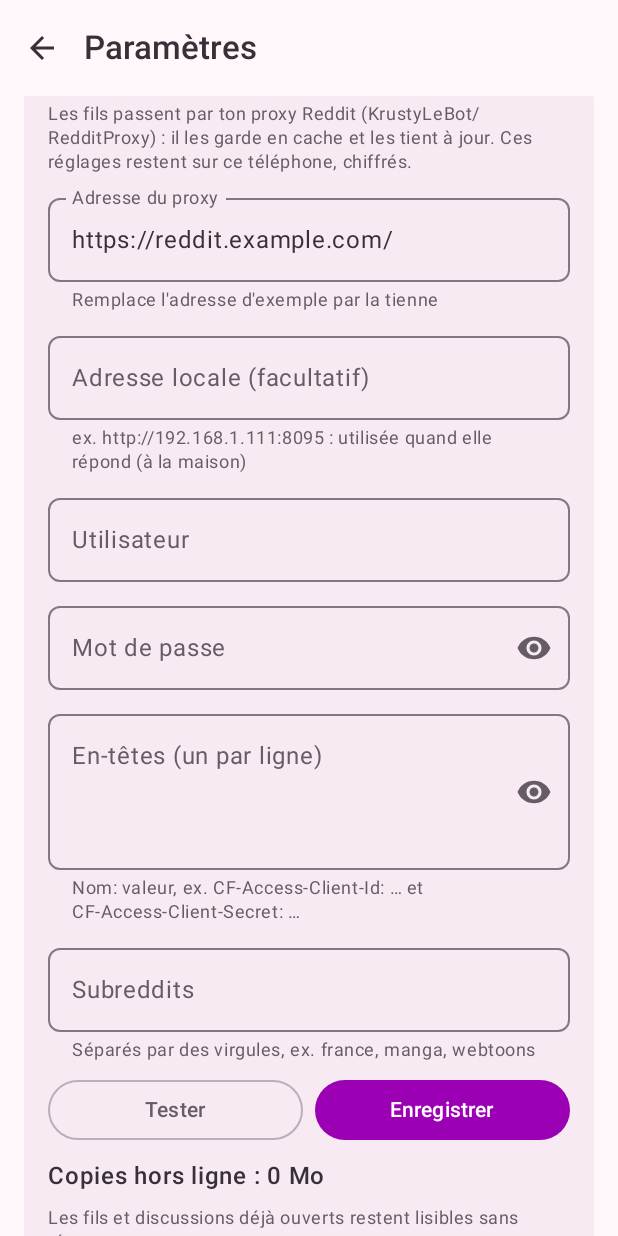
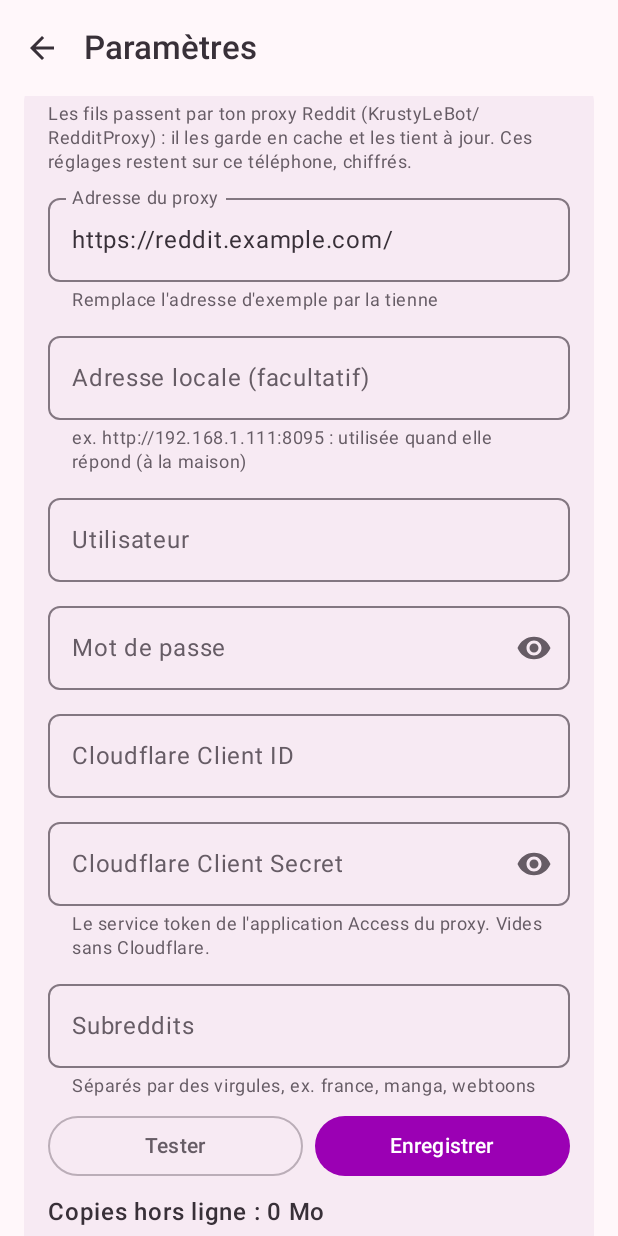
Before and after one commit to KrustyLeBot/Grimoire, an Android app built with Jetpack Compose: the composable SettingsScreen shown on its own in the app's theme, scrolled down 1596 dp, on a phone screen of 412 x 824 dp. Run offline under Robolectric (Android 15) with nearby library versions, the phone set to English and light mode, and no system bars; pictures from the network do not load; 1 statement that could not run was skipped.

Commit message:
Reddit settings: Cloudflare Client ID and Secret fields instead of free headers
Like Synchrotron: no header syntax to type. They are still stored and
sent as the CF-Access-Client-Id / CF-Access-Client-Secret headers.

Co-Authored-By: Claude Opus 5.5 <noreply@anthropic.com>
Claude-Session: https://claude.ai/code/session_01VBfqQxt5s9wj3HLU7zdY62

```diff
--- a/app/src/main/java/app/grimoire/ui/RedditSettings.kt
+++ b/app/src/main/java/app/grimoire/ui/RedditSettings.kt
@@ -46,14 +46,16 @@ fun RedditSettings(vm: MainViewModel) {
     var user by remember { mutableStateOf(r.config.user) }
     var password by remember { mutableStateOf(r.config.password) }
     var showPassword by remember { mutableStateOf(false) }
-    var headers by remember { mutableStateOf(RedditConfig.formatHeaders(r.config.headers)) }
+    // The Cloudflare Access service token, sent as its two headers.
+    var cfId by remember { mutableStateOf(r.config.headers.firstOrNull { it.first.equals(CF_ID, true) }?.second.orEmpty()) }
+    var cfSecret by remember { mutableStateOf(r.config.headers.firstOrNull { it.first.equals(CF_SECRET, true) }?.second.orEmpty()) }
     var subs by remember { mutableStateOf(r.config.subs.joinToString(", ")) }
-    var showHeaders by remember { mutableStateOf(false) }
+    var showSecret by remember { mutableStateOf(false) }
     var busy by remember { mutableStateOf(false) }
     var message by remember { mutableStateOf<Pair<Boolean, String>?>(null) }
     var cacheBytes by remember { mutableStateOf(vm.app.redditClient.cacheBytes()) }
 
-    fun draft() = RedditConfig(url.trim(), lanUrl.trim(), user.trim(), password.trim(), RedditConfig.parseHeaders(headers), RedditConfig.parseSubs(subs))
+    fun draft() = RedditConfig(url.trim(), lanUrl.trim(), user.trim(), password.trim(), cloudflareHeaders(cfId, cfSecret), RedditConfig.parseSubs(subs))
 
     SectionTitle("Reddit")
     SettingsCard {
@@ -86,15 +88,19 @@ fun RedditSettings(vm: MainViewModel) {
             },
         )
         OutlinedTextField(
-            headers, { headers = it }, label = { Text("En-têtes (un par ligne)") }, modifier = Modifier.fillMaxWidth(), minLines = 3,
-            visualTransformation = if (showHeaders) VisualTransformation.None else PasswordVisualTransformation(),
-            keyboardOptions = KeyboardOptions(autoCorrectEnabled = false, keyboardType = KeyboardType.Password),
+            cfId, { cfId = it }, label = { Text("Cloudflare Client ID") }, singleLine = true, modifier = Modifier.fillMaxWidth(),
+            keyboardOptions = KeyboardOptions(autoCorrectEnabled = false),
+        )
+        OutlinedTextField(
+            cfSecret, { cfSecret = it }, label = { Text("Cloudflare Client Secret") }, singleLine = true, modifier = Modifier.fillMaxWidth(),
+            visualTransformation = if (showSecret) VisualTransformation.None else PasswordVisualTransformation(),
+            keyboardOptions = KeyboardOptions(keyboardType = KeyboardType.Password, autoCorrectEnabled = false),
             trailingIcon = {
-                IconButton(onClick = { showHeaders = !showHeaders }) {
-                    Icon(if (showHeaders) Icons.Default.VisibilityOff else Icons.Default.Visibility, if (showHeaders) "Masquer" else "Afficher")
+                IconButton(onClick = { showSecret = !showSecret }) {
+                    Icon(if (showSecret) Icons.Default.VisibilityOff else Icons.Default.Visibility, if (showSecret) "Masquer" else "Afficher")
                 }
             },
-            supportingText = { Text("Nom: valeur, ex. CF-Access-Client-Id: … et CF-Access-Client-Secret: …") },
+            supportingText = { Text("Le service token de l'application Access du proxy. Vides sans Cloudflare.") },
         )
         OutlinedTextField(
             subs, { subs = it }, label = { Text("Subreddits") }, modifier = Modifier.fillMaxWidth(),
@@ -130,3 +136,10 @@ fun RedditSettings(vm: MainViewModel) {
         OutlinedButton(onClick = { vm.app.redditClient.clearCache(); cacheBytes = 0 }, enabled = cacheBytes > 0) { Text("Vider") }
     }
 }
+
+private const val CF_ID = "CF-Access-Client-Id"
+private const val CF_SECRET = "CF-Access-Client-Secret"
+
+/** The service token as the two headers Cloudflare Access reads; none for an empty field. */
+private fun cloudflareHeaders(id: String, secret: String): List<Pair<String, String>> =
+    listOfNotNull(id.trim().takeIf { it.isNotEmpty() }?.let { CF_ID to it }, secret.trim().takeIf { it.isNotEmpty() }?.let { CF_SECRET to it })
```
Also changed, not shown: app/src/main/java/app/grimoire/reddit/RedditConfig.kt (+0 -11 lines), 2 other files.
